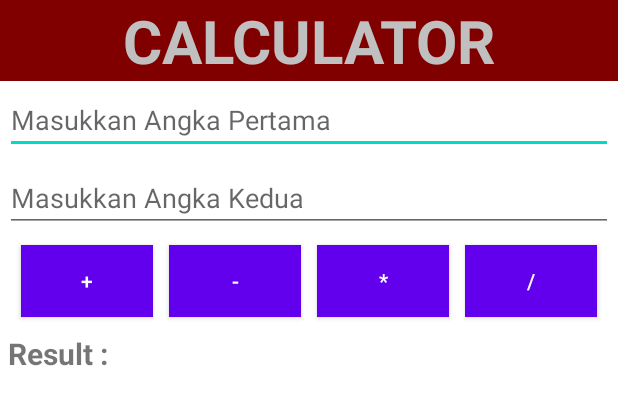
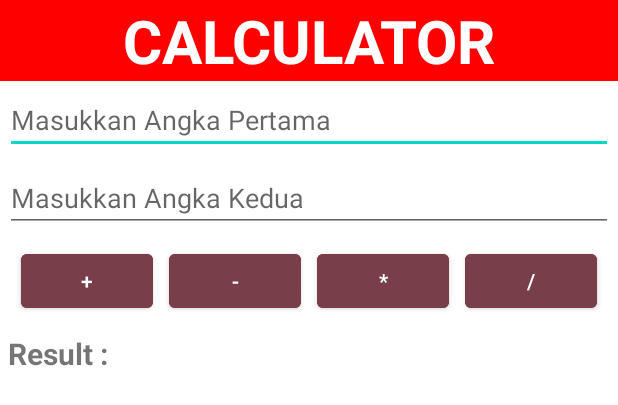
Before and after one commit to AdikaDS/MiniCalculatorADS, an Android app: the layout versi_relative.xml on its own in the app's theme, with its tools: preview values and no code run, on a phone screen of 412 x 824 dp. Shown: the top 405 px of the screen. Run offline under Robolectric (Android 15) with nearby library versions, the phone set to English and light mode, and no system bars.

Commit message:
initial commit

```diff
--- a/app/src/main/java/com/example/minicalculatorads/MainActivity.java
+++ b/app/src/main/java/com/example/minicalculatorads/MainActivity.java
@@ -18,7 +18,8 @@ public class MainActivity extends AppCompatActivity {
     @Override
     protected void onCreate(Bundle savedInstanceState) {
         super.onCreate(savedInstanceState);
-        setContentView(R.layout.activity_main);
+
+        setContentView(R.layout.activity_main); //Tinggal diganti jika ingin menjalankan tampilan activity lain
         angkaPertama = (EditText) findViewById(R.id.angka_1);
         angkaKedua =  (EditText) findViewById(R.id.angka_2);
         buttonTambah = (Button) findViewById(R.id.tambah);
--- a/app/src/main/res/layout/versi_relative.xml
+++ b/app/src/main/res/layout/versi_relative.xml
@@ -6,15 +6,15 @@
     android:layout_height="match_parent">
 
     <TextView
+        android:id="@+id/calc"
         android:layout_width="match_parent"
         android:layout_height="wrap_content"
+        android:background="@color/red"
         android:text="CALCULATOR"
         android:textAlignment="center"
-        android:textStyle="bold"
-        android:id="@+id/calc"
+        android:textColor="@color/white"
         android:textSize="40dp"
-        android:textColor="@color/grey"
-        android:background="@color/maroon"/>
+        android:textStyle="bold" />
 
     <EditText
         android:id="@+id/angka_1"
@@ -28,9 +28,12 @@
         android:id="@+id/angka_2"
         android:layout_width="match_parent"
         android:layout_height="wrap_content"
-        android:layout_margin="3dp"
         android:layout_below="@+id/angka_1"
-        android:hint="Masukkan Angka Kedua"/>
+        android:layout_marginStart="3dp"
+        android:layout_marginTop="3dp"
+        android:layout_marginEnd="3dp"
+        android:layout_marginBottom="3dp"
+        android:hint="Masukkan Angka Kedua" />
 
     <RelativeLayout
         android:layout_width="wrap_content"
@@ -44,7 +47,7 @@
             android:layout_width="wrap_content"
             android:layout_height="wrap_content"
             android:text="+"
-            android:background="@color/pink"
+            android:backgroundTint="@color/darkred"
             android:layout_margin="8px"/>
 
         <Button
@@ -53,7 +56,7 @@
             android:layout_height="wrap_content"
             android:text="-"
             android:layout_toRightOf="@+id/tambah"
-            android:background="@color/pink"
+            android:backgroundTint="@color/darkred"
             android:layout_margin="8px"/>
 
         <Button
@@ -62,7 +65,7 @@
             android:layout_height="wrap_content"
             android:layout_toRightOf="@+id/minus"
             android:text="*"
-            android:background="@color/pink"
+            android:backgroundTint="@color/darkred"
             android:layout_margin="8px"/>
 
         <Button
@@ -71,7 +74,7 @@
             android:layout_height="wrap_content"
             android:layout_toRightOf="@+id/kali"
             android:text="/"
-            android:background="@color/pink"
+            android:backgroundTint="@color/darkred"
             android:layout_margin="8px"/>
     </RelativeLayout>
 
--- a/app/src/main/res/values/colors.xml
+++ b/app/src/main/res/values/colors.xml
@@ -15,4 +15,6 @@
     <color name="colorPrimaryDark">#00574B</color>
     <color name="colorAccent">#D81B60</color>
     <color name="darkred">#783F4B</color>
+    <color name="red">#ff0000</color>
+
 </resources>
```
Also changed, not shown: app/src/main/res/layout/versi_constraint.xml (+6 -6 lines).
